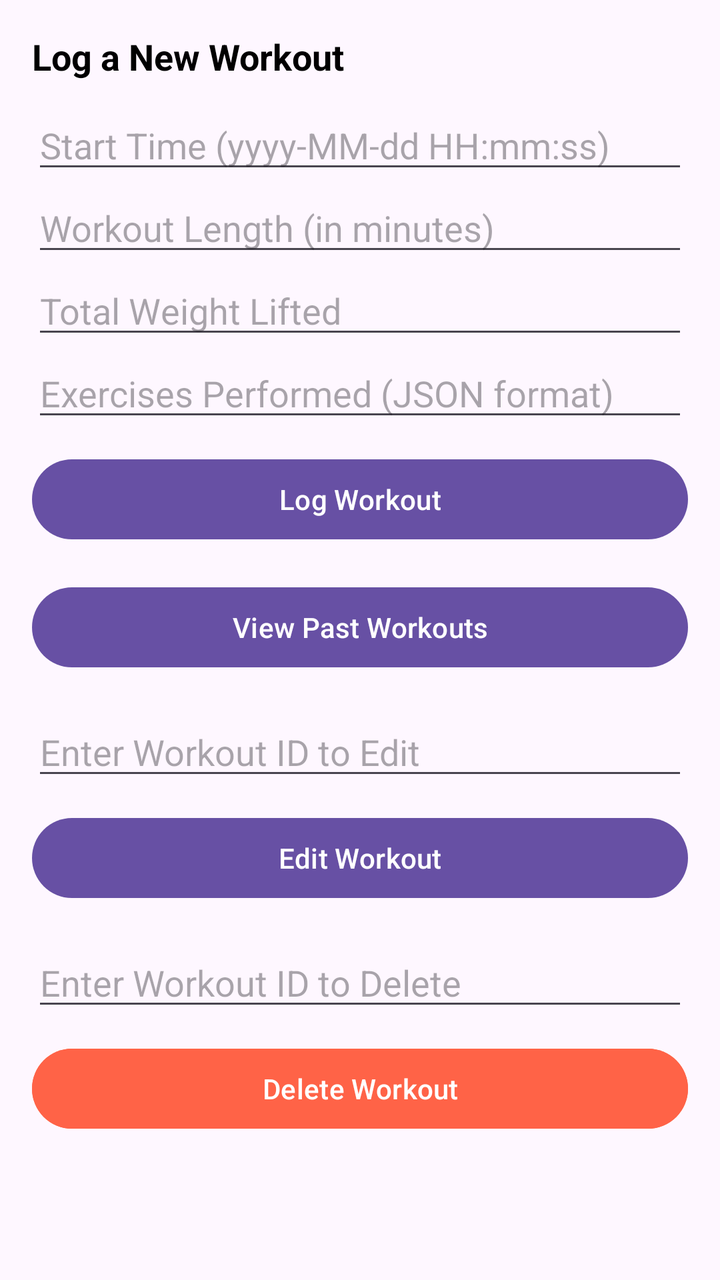
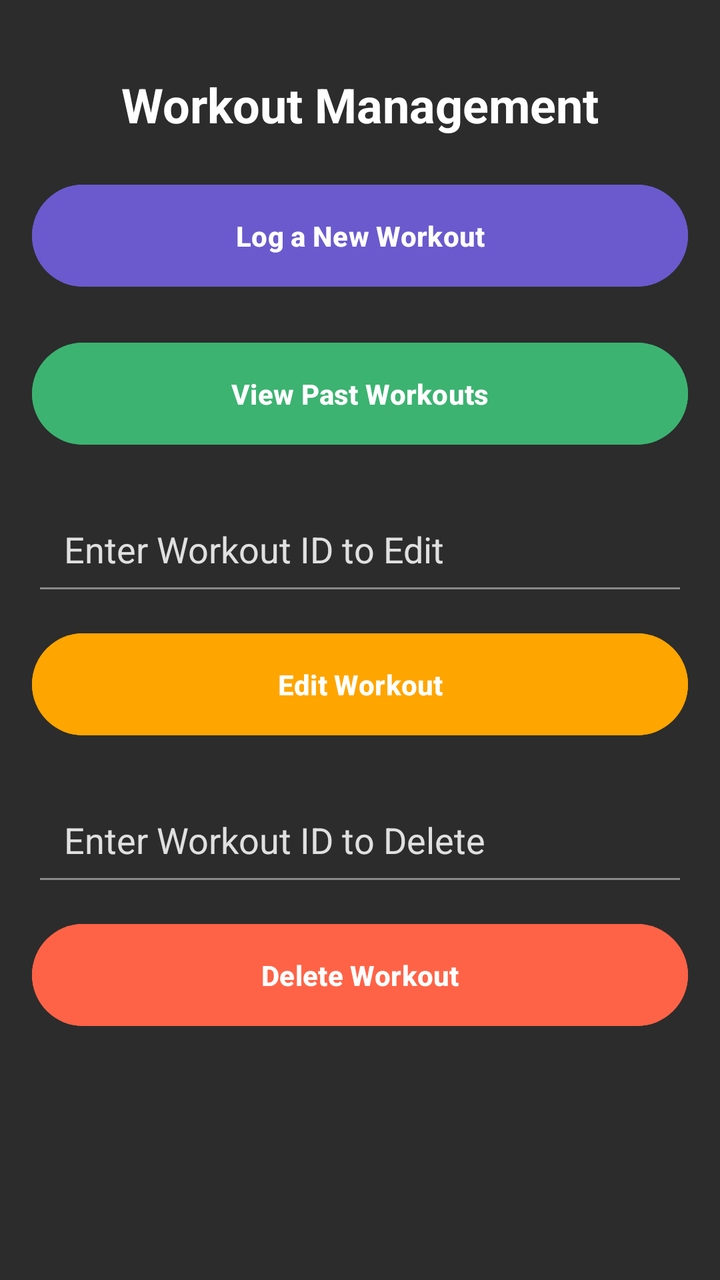

An Android layout rendered at two revisions. The XML below is the earlier revision; the diff shows what the commit changed to produce the second picture.
<!-- AndroidManifest.xml: application theme Theme.AndroidExample -->
<!-- res/layout/activity_workout.xml -->
<?xml version="1.0" encoding="utf-8"?>
<androidx.constraintlayout.widget.ConstraintLayout xmlns:android="http://schemas.android.com/apk/res/android"
    android:layout_width="match_parent"
    android:layout_height="match_parent">

    <LinearLayout
        android:layout_width="match_parent"
        android:layout_height="match_parent"
        android:orientation="vertical"
        android:padding="16dp">

        
        <TextView
            android:layout_width="match_parent"
            android:layout_height="wrap_content"
            android:paddingBottom="10dp"
            android:text="Log a New Workout"
            android:textSize="18sp"
            android:textStyle="bold"
            android:textColor="@android:color/black" />

        <EditText
            android:id="@+id/workout_start_time_edt"
            android:layout_width="match_parent"
            android:layout_height="wrap_content"
            android:hint="Start Time (yyyy-MM-dd HH:mm:ss)"
            android:inputType="datetime" />

        <EditText
            android:id="@+id/workout_length_edt"
            android:layout_width="match_parent"
            android:layout_height="wrap_content"
            android:hint="Workout Length (in minutes)"
            android:inputType="number" />

        <EditText
            android:id="@+id/total_weight_edt"
            android:layout_width="match_parent"
            android:layout_height="wrap_content"
            android:hint="Total Weight Lifted"
            android:inputType="numberDecimal" />

        <EditText
            android:id="@+id/exercises_performed_edt"
            android:layout_width="match_parent"
            android:layout_height="wrap_content"
            android:hint="Exercises Performed (JSON format)"
            android:inputType="textMultiLine" />

        <Button
            android:id="@+id/log_workout_btn"
            android:layout_width="match_parent"
            android:layout_height="wrap_content"
            android:text="Log Workout"
            android:layout_marginTop="10dp" />

        
        <Button
            android:id="@+id/view_workouts_btn"
            android:layout_width="match_parent"
            android:layout_height="wrap_content"
            android:text="View Past Workouts"
            android:layout_marginTop="16dp" />

        
        <EditText
            android:id="@+id/edit_workout_id_edt"
            android:layout_width="match_parent"
            android:layout_height="wrap_content"
            android:hint="Enter Workout ID to Edit"
            android:inputType="number"
            android:layout_marginTop="16dp" />

        <Button
            android:id="@+id/edit_workout_btn"
            android:layout_width="match_parent"
            android:layout_height="wrap_content"
            android:text="Edit Workout"
            android:layout_marginTop="10dp" />

        
        <EditText
            android:id="@+id/delete_workout_id_edt"
            android:layout_width="match_parent"
            android:layout_height="wrap_content"
            android:hint="Enter Workout ID to Delete"
            android:inputType="number"
            android:layout_marginTop="16dp" />

        <Button
            android:id="@+id/delete_workout_btn"
            android:layout_width="match_parent"
            android:layout_height="wrap_content"
            android:text="Delete Workout"
            android:layout_marginTop="10dp"
            android:backgroundTint="#FF6347"
            android:textColor="#FFFFFF" />

    </LinearLayout>

</androidx.constraintlayout.widget.ConstraintLayout>
<!-- resources referenced by this layout -->
<resources>
  <style name="Theme.AndroidExample" parent="Base.Theme.AndroidExample" />
  <style name="Base.Theme.AndroidExample" parent="Theme.Material3.DayNight.NoActionBar">
          
          
      </style>
</resources>

<!-- the commit's change to res/layout/activity_workout.xml (unified diff, before → after) -->
@@ -1,101 +1,114 @@
 <?xml version="1.0" encoding="utf-8"?>
-<androidx.constraintlayout.widget.ConstraintLayout xmlns:android="http://schemas.android.com/apk/res/android"
+<androidx.constraintlayout.widget.ConstraintLayout
+    xmlns:android="http://schemas.android.com/apk/res/android"
+    xmlns:app="http://schemas.android.com/apk/res-auto"
     android:layout_width="match_parent"
-    android:layout_height="match_parent">
+    android:layout_height="match_parent"
+    android:padding="16dp"
+    android:background="#2C2C2C"> 
 
-    <LinearLayout
+    
+    <TextView
+        android:id="@+id/title_workout_activity"
+        android:layout_width="wrap_content"
+        android:layout_height="wrap_content"
+        android:text="Workout Management"
+        android:textSize="24sp"
+        android:textStyle="bold"
+        android:textColor="#FFFFFF"
+        app:layout_constraintTop_toTopOf="parent"
+        app:layout_constraintStart_toStartOf="parent"
+        app:layout_constraintEnd_toEndOf="parent"
+        android:layout_marginTop="20dp" />
+
+    
+    <Button
+        android:id="@+id/navigate_log_workout_btn"
         android:layout_width="match_parent"
-        android:layout_height="match_parent"
-        android:orientation="vertical"
-        android:padding="16dp">
+        android:layout_height="wrap_content"
+        android:text="Log a New Workout"
+        android:padding="16dp"
+        android:backgroundTint="#6A5ACD"
+        android:textColor="#FFFFFF"
+        android:textStyle="bold"
+        android:layout_marginTop="20dp"
+        app:layout_constraintTop_toBottomOf="@id/title_workout_activity"
+        app:layout_constraintStart_toStartOf="parent"
+        app:layout_constraintEnd_toEndOf="parent" />
 
-        
-        <TextView
-            android:layout_width="match_parent"
-            android:layout_height="wrap_content"
-            android:paddingBottom="10dp"
-            android:text="Log a New Workout"
-            android:textSize="18sp"
-            android:textStyle="bold"
-            android:textColor="@android:color/black" />
+    
+    <Button
+        android:id="@+id/view_workouts_btn"
+        android:layout_width="match_parent"
+        android:layout_height="wrap_content"
+        android:text="View Past Workouts"
+        android:padding="16dp"
+        android:backgroundTint="#3CB371"
+        android:textColor="#FFFFFF"
+        android:textStyle="bold"
+        android:layout_marginTop="20dp"
+        app:layout_constraintTop_toBottomOf="@id/navigate_log_workout_btn"
+        app:layout_constraintStart_toStartOf="parent"
+        app:layout_constraintEnd_toEndOf="parent" />
 
-        <EditText
-            android:id="@+id/workout_start_time_edt"
-            android:layout_width="match_parent"
-            android:layout_height="wrap_content"
-            android:hint="Start Time (yyyy-MM-dd HH:mm:ss)"
-            android:inputType="datetime" />
+    
+    <EditText
+        android:id="@+id/edit_workout_id_edt"
+        android:layout_width="match_parent"
+        android:layout_height="wrap_content"
+        android:hint="Enter Workout ID to Edit"
+        android:inputType="number"
+        android:padding="16dp"
+        android:backgroundTint="#8A8A8A"
+        android:textColorHint="#E0E0E0"
+        android:textColor="#FFFFFF"
+        android:layout_marginTop="20dp"
+        app:layout_constraintTop_toBottomOf="@id/view_workouts_btn"
+        app:layout_constraintStart_toStartOf="parent"
+        app:layout_constraintEnd_toEndOf="parent" />
 
-        <EditText
-            android:id="@+id/workout_length_edt"
-            android:layout_width="match_parent"
-            android:layout_height="wrap_content"
-            android:hint="Workout Length (in minutes)"
-            android:inputType="number" />
+    <Button
+        android:id="@+id/edit_workout_btn"
+        android:layout_width="match_parent"
+        android:layout_height="wrap_content"
+        android:text="Edit Workout"
+        android:padding="16dp"
+        android:backgroundTint="#FFA500"
+        android:textColor="#FFFFFF"
+        android:textStyle="bold"
+        android:layout_marginTop="10dp"
+        app:layout_constraintTop_toBottomOf="@id/edit_workout_id_edt"
+        app:layout_constraintStart_toStartOf="parent"
+        app:layout_constraintEnd_toEndOf="parent" />
 
-        <EditText
-            android:id="@+id/total_weight_edt"
-            android:layout_width="match_parent"
-            android:layout_height="wrap_content"
-            android:hint="Total Weight Lifted"
-            android:inputType="numberDecimal" />
+    
+    <EditText
+        android:id="@+id/delete_workout_id_edt"
+        android:layout_width="match_parent"
+        android:layout_height="wrap_content"
+        android:hint="Enter Workout ID to Delete"
+        android:inputType="number"
+        android:padding="16dp"
+        android:backgroundTint="#8A8A8A"
+        android:textColorHint="#E0E0E0"
+        android:textColor="#FFFFFF"
+        android:layout_marginTop="20dp"
+        app:layout_constraintTop_toBottomOf="@id/edit_workout_btn"
+        app:layout_constraintStart_toStartOf="parent"
+        app:layout_constraintEnd_toEndOf="parent" />
 
-        <EditText
-            android:id="@+id/exercises_performed_edt"
-            android:layout_width="match_parent"
-            android:layout_height="wrap_content"
-            android:hint="Exercises Performed (JSON format)"
-            android:inputType="textMultiLine" />
-
-        <Button
-            android:id="@+id/log_workout_btn"
-            android:layout_width="match_parent"
-            android:layout_height="wrap_content"
-            android:text="Log Workout"
-            android:layout_marginTop="10dp" />
-
-        
-        <Button
-            android:id="@+id/view_workouts_btn"
-            android:layout_width="match_parent"
-            android:layout_height="wrap_content"
-            android:text="View Past Workouts"
-            android:layout_marginTop="16dp" />
-
-        
-        <EditText
-            android:id="@+id/edit_workout_id_edt"
-            android:layout_width="match_parent"
-            android:layout_height="wrap_content"
-            android:hint="Enter Workout ID to Edit"
-            android:inputType="number"
-            android:layout_marginTop="16dp" />
-
-        <Button
-            android:id="@+id/edit_workout_btn"
-            android:layout_width="match_parent"
-            android:layout_height="wrap_content"
-            android:text="Edit Workout"
-            android:layout_marginTop="10dp" />
-
-        
-        <EditText
-            android:id="@+id/delete_workout_id_edt"
-            android:layout_width="match_parent"
-            android:layout_height="wrap_content"
-            android:hint="Enter Workout ID to Delete"
-            android:inputType="number"
-            android:layout_marginTop="16dp" />
-
-        <Button
-            android:id="@+id/delete_workout_btn"
-            android:layout_width="match_parent"
-            android:layout_height="wrap_content"
-            android:text="Delete Workout"
-            android:layout_marginTop="10dp"
-            android:backgroundTint="#FF6347"
-            android:textColor="#FFFFFF" />
-
-    </LinearLayout>
+    <Button
+        android:id="@+id/delete_workout_btn"
+        android:layout_width="match_parent"
+        android:layout_height="wrap_content"
+        android:text="Delete Workout"
+        android:padding="16dp"
+        android:backgroundTint="#FF6347"
+        android:textColor="#FFFFFF"
+        android:textStyle="bold"
+        android:layout_marginTop="10dp"
+        app:layout_constraintTop_toBottomOf="@id/delete_workout_id_edt"
+        app:layout_constraintStart_toStartOf="parent"
+        app:layout_constraintEnd_toEndOf="parent" />
 
 </androidx.constraintlayout.widget.ConstraintLayout>
